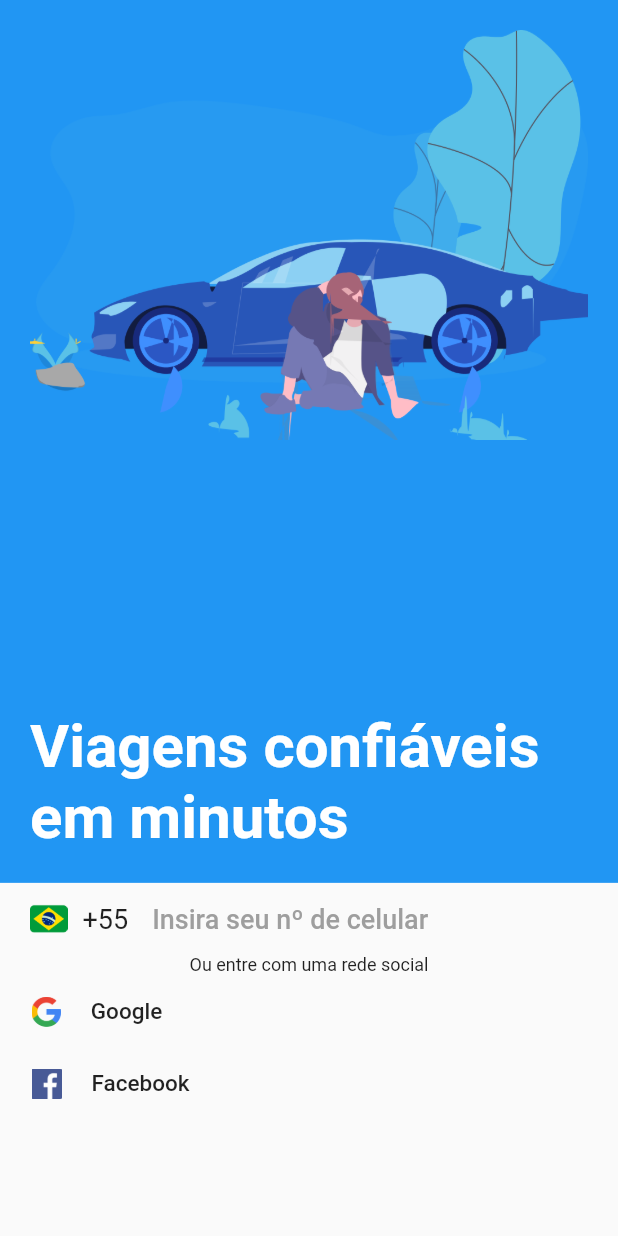
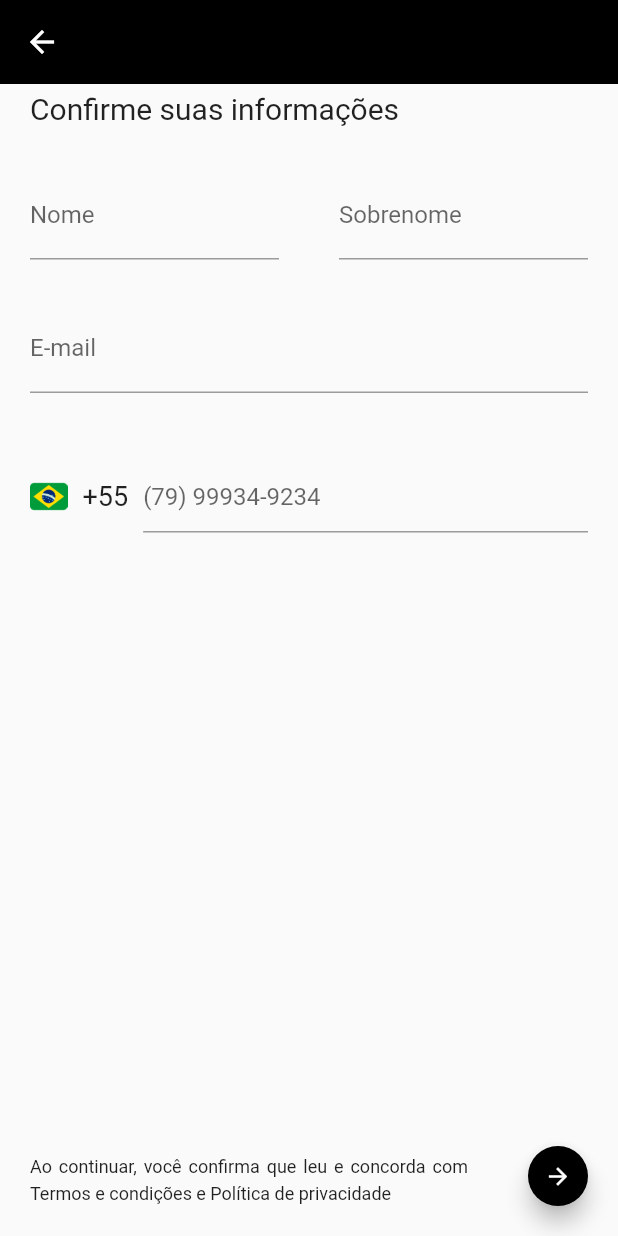
Before and after one commit to AgeuPaulo/uberapp_clone, a Flutter app: the screen it shows after launch, after a tap on "Google", on a phone screen of 412 x 824 dp. Run offline on Flutter 3.47's test engine with Material 2 defaults, Android fonts, the phone set to English and light mode, and no system bars.

```diff
--- a/lib/main.dart
+++ b/lib/main.dart
@@ -1,5 +1,5 @@
 import 'package:flutter/material.dart';
-import 'package:uberapp_clone/pages/login_page.dart';
+import 'package:uberapp_clone/pages/ui_login_register/login_page.dart';
 
 void main() => runApp(MyApp());
 class MyApp extends StatelessWidget {
--- a/lib/pages/login_page.dart
+++ b/lib/pages/ui_login_register/login_page.dart
@@ -1,5 +1,6 @@
 import 'package:flutter/material.dart';
-import 'package:uberapp_clone/pages/login_page_phone.dart';
+import 'package:uberapp_clone/pages/ui_login_register/login_page_phone.dart';
+import 'package:uberapp_clone/pages/ui_login_register/sm_confirme_page.dart';
 
 class LoginPage extends StatefulWidget {
   @override
@@ -119,7 +120,13 @@ class _LoginPageState extends State<LoginPage> {
           )
         ],
       ),
-      onPressed: onPressed,
+      onPressed: (){
+        Navigator.of(context).push(
+              MaterialPageRoute(
+                builder: (context) => SMConfirmePage(),
+              ),
+            );
+      }
     );
   }
 }
--- a/lib/pages/login_page_phone.dart
+++ b/lib/pages/ui_login_register/login_page_phone.dart
@@ -1,5 +1,5 @@
 import 'package:flutter/material.dart';
-import 'package:uberapp_clone/pages/phone_confirme_page.dart';
+import 'package:uberapp_clone/pages/ui_login_register/phone_confirme_page.dart';
 
 class LoginPagePhone extends StatefulWidget {
   @override
--- /dev/null
+++ b/lib/pages/ui_login_register/sm_confirme_page.dart
@@ -0,0 +1,123 @@
+import 'package:flutter/material.dart';
+
+class SMConfirmePage extends StatefulWidget {
+  @override
+  _SMConfirmePageState createState() => _SMConfirmePageState();
+}
+
+class _SMConfirmePageState extends State<SMConfirmePage> {
+  @override
+  Widget build(BuildContext context) {
+    return Scaffold(
+      appBar: AppBar(
+        elevation: 0,
+      ),
+      body: Container(
+        child: Column(
+          crossAxisAlignment: CrossAxisAlignment.start,
+          children: <Widget>[
+            Padding(
+              padding: EdgeInsets.only(top: 5, left: 20),
+              child: Text(
+                "Confirme suas informações",
+                style: TextStyle(
+                  fontSize: 20,
+                ),
+              ),
+            ),
+            Row(
+              children: <Widget>[
+                Flexible(child: _formField("Nome")),
+                Flexible(child: _formField("Sobrenome")),
+              ],
+            ),
+            _formField("E-mail"),
+            _phoneInput(),
+            _floatingBox(),
+          ],
+        ),
+      ),
+      floatingActionButton: _floatingButton(),
+    );
+  }
+
+  Widget _formField(String label) {
+    return Padding(
+      padding: EdgeInsets.fromLTRB(20.0, 30.0, 20.0, 0),
+      child: TextFormField(
+        maxLines: 1,
+        keyboardType: TextInputType.phone,
+        autofocus: false,
+        decoration: InputDecoration(
+          labelText: label,
+        ),
+        textAlign: TextAlign.center,
+      ),
+    );
+  }
+
+  Widget _phoneInput() {
+    return Container(
+      padding: EdgeInsets.fromLTRB(0.0, 45.0, 0.0, 0),
+      child: Row(
+        children: <Widget>[
+          Container(
+            padding: EdgeInsets.only(left: 20, right: 10),
+            child: SizedBox(
+              height: 25,
+              width: 25,
+              child: Image.asset("assets/br.png"),
+            ),
+          ),
+          Text(
+            "+55",
+            style: TextStyle(fontSize: 18),
+          ),
+          Flexible(
+            child: Padding(
+              padding: EdgeInsets.fromLTRB(10.0, 0, 20.0, 0),
+              child: TextFormField(
+                maxLines: 1,
+                keyboardType: TextInputType.phone,
+                autofocus: false,
+                decoration: InputDecoration(
+                  hintText: '(79) 99934-9234',
+                ),
+              ),
+            ),
+          ),
+        ],
+      ),
+    );
+  }
+
+  Widget _floatingBox() {
+    return Container(
+      child: Expanded(
+        child: Align(
+          alignment: FractionalOffset.bottomLeft,
+          child: Padding(
+            padding: const EdgeInsets.fromLTRB(20.0, 10.0, 100.0, 20),
+            child: Text(
+              "Ao continuar, você confirma que leu e concorda com Termos e condições e Política de privacidade",
+              style: TextStyle(fontSize: 12, height: 1.5),
+              textAlign: TextAlign.justify,
+            ),
+          ),
+        ),
+      ),
+    );
+  }
+
+  Widget _floatingButton() {
+    return FloatingActionButton(
+      backgroundColor: Colors.black,
+      mini: true,
+      onPressed: () {},
+      child: Icon(
+        Icons.arrow_forward,
+        size: 18,
+      ),
+    );
+  }
+}
```
Also changed, not shown: lib/pages/home_page.dart (deleted, +0 -18 lines), lib/pages/ui_home/home_page.dart (added, +49 -0 lines), lib/pages/ui_login_register/phone_confirme_page.dart (renamed from lib/pages/phone_confirme_page.dart, +8 -1 lines), lib/pages/ui_profile/editText_profile_page.dart (added, +58 -0 lines), lib/pages/ui_profile/edit_profile_page.dart (added, +62 -0 lines).
